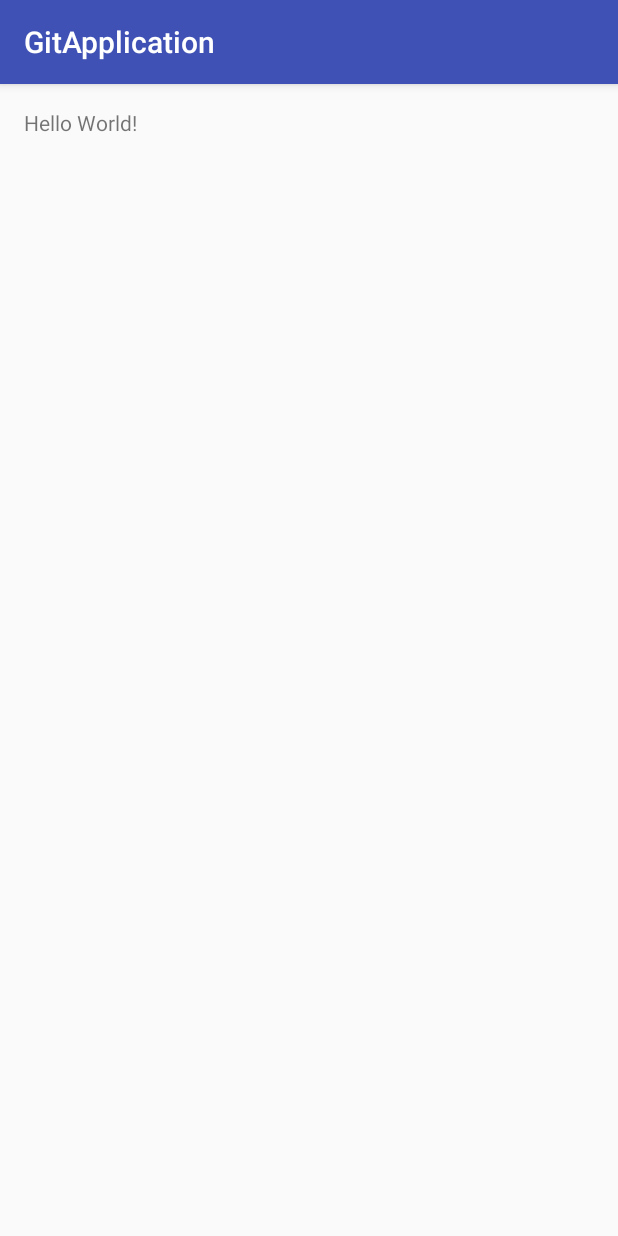
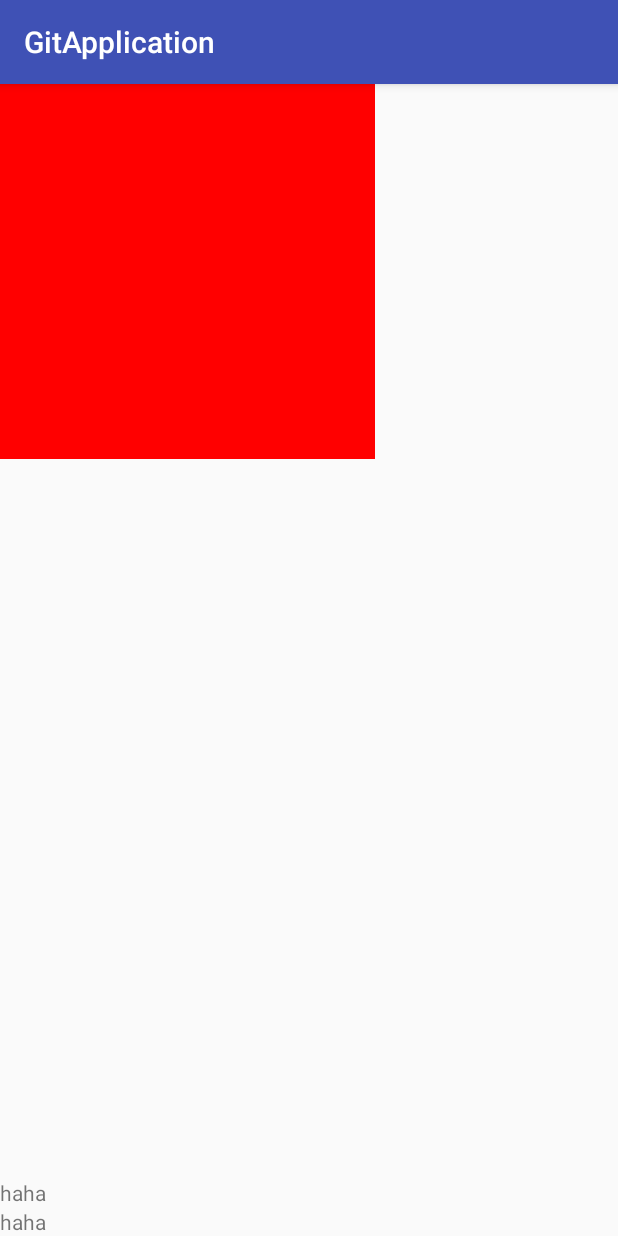
Before and after one commit to SmallSmallrui/GitApplication, an Android app: the screen it shows after launch (MainActivity), on a phone screen of 412 x 824 dp. Run offline under Robolectric (Android 15) with nearby library versions, the phone set to English and light mode, and no system bars.

Commit message:
frist commit second commit

```diff
--- a/app/src/main/java/com/hurui/gitapplication/MainActivity.java
+++ b/app/src/main/java/com/hurui/gitapplication/MainActivity.java
@@ -1,13 +1,34 @@
 package com.hurui.gitapplication;
 
+import android.os.Bundle;
 import android.support.v7.app.AppCompatActivity;
-import android.os.Bundle;
+import android.widget.TextView;
 
 public class MainActivity extends AppCompatActivity {
+
+    private MyTouchView touchView ;//滑动View
+
+    private TextView xTv ; //显示x轴上面的速度
+    private TextView yTv ; //显示y轴上面的速度
 
     @Override
     protected void onCreate(Bundle savedInstanceState) {
         super.onCreate(savedInstanceState);
         setContentView(R.layout.activity_main);
+
+        touchView = (MyTouchView) findViewById(R.id.myView);
+
+        xTv = (TextView) findViewById(R.id.xTv);
+
+        yTv = (TextView) findViewById(R.id.yTv);
+
+
+        touchView.setCallBack(new MyTouchView.CallBack() {
+            @Override
+            public void shudu(int xVeloct, int yVeloct) {
+                xTv.setText(xVeloct + "px/s");
+                yTv.setText(yVeloct + "px/s");
+            }
+        });
     }
 }
--- a/app/src/main/res/layout/activity_main.xml
+++ b/app/src/main/res/layout/activity_main.xml
@@ -5,14 +5,24 @@
     android:id="@+id/activity_main"
     android:layout_width="match_parent"
     android:layout_height="match_parent"
-    android:paddingLeft="@dimen/activity_horizontal_margin"
-    android:paddingRight="@dimen/activity_horizontal_margin"
-    android:paddingTop="@dimen/activity_vertical_margin"
-    android:paddingBottom="@dimen/activity_vertical_margin"
     tools:context="com.hurui.gitapplication.MainActivity">
+    <com.hurui.gitapplication.MyTouchView
+        android:id="@+id/myView"
+        android:clickable="true"
+        android:background="#f00"
+        android:layout_width="250dp"
+        android:layout_height="250dp"/>
+    <TextView
+        android:text="haha"
+        android:id="@+id/yTv"
+        android:layout_alignParentBottom="true"
+        android:layout_width="wrap_content"
+        android:layout_height="wrap_content" />
+    <TextView
+        android:text="haha"
+        android:id="@+id/xTv"
+        android:layout_above="@id/yTv"
+        android:layout_width="wrap_content"
+        android:layout_height="wrap_content" />
 
-    <TextView
-        android:layout_width="wrap_content"
-        android:layout_height="wrap_content"
-        android:text="Hello World!" />
 </RelativeLayout>
```
Also changed, not shown: app/src/main/java/com/hurui/gitapplication/MyTouchView.java (added, +95 -0 lines).
